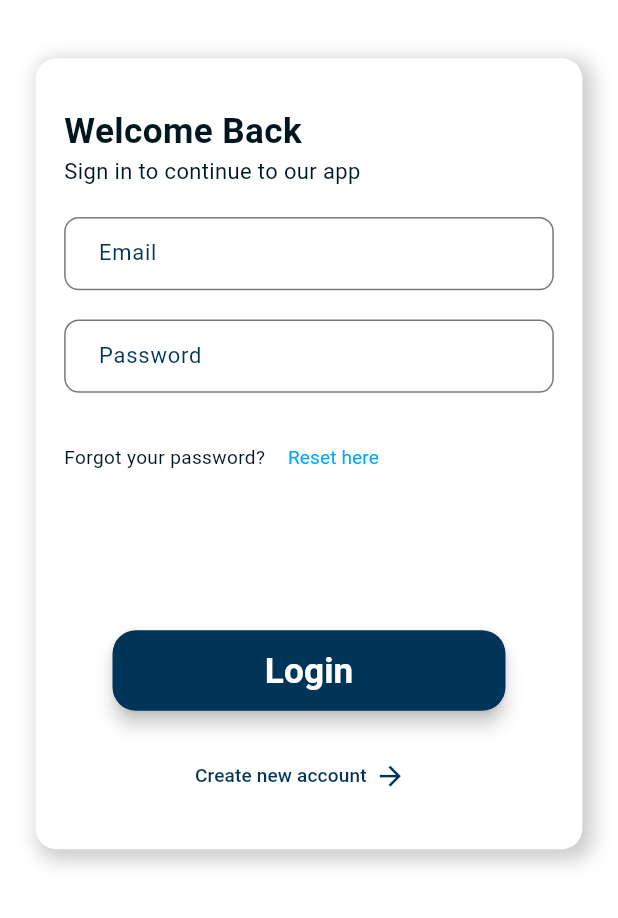
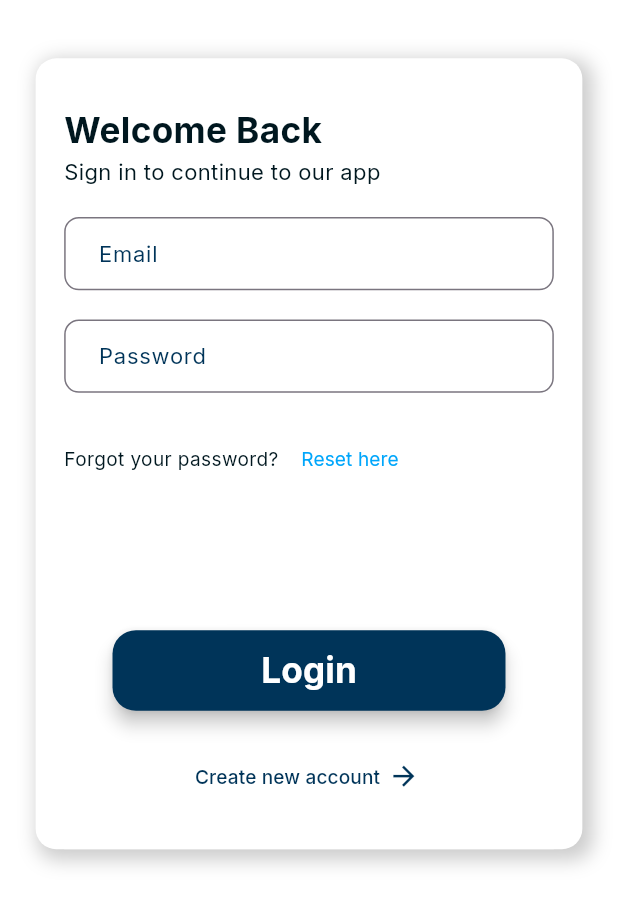
Before and after one commit to MohammedMotlaq/CVHAT, a Flutter app: the screen it shows after launch, on a phone screen of 412 x 824 dp, the part 318-1236 px from its top. Run offline on Flutter 3.47's test engine with Material 3 defaults, Android fonts, the phone set to English and light mode, and no system bars; our stand-ins replace file_picker, flutter_screenutil.

Commit message:
feat: add Intel font

```diff
--- a/lib/main.dart
+++ b/lib/main.dart
@@ -26,6 +26,7 @@ class MyApp extends StatelessWidget {
             return MaterialApp(
               navigatorKey: AppRouter.navKey,
               theme: ThemeData(
+                fontFamily: 'Inter',
                 colorScheme: ColorScheme.fromSeed(seedColor: Colors.deepPurple),
                 useMaterial3: true,
               ),
```
Also changed, not shown: pubspec.yaml (+9 -9 lines), assets/fonts/Inter-Italic-VariableFont_opsz,wght.ttf (added), assets/fonts/Inter-VariableFont_opsz,wght.ttf (added).
